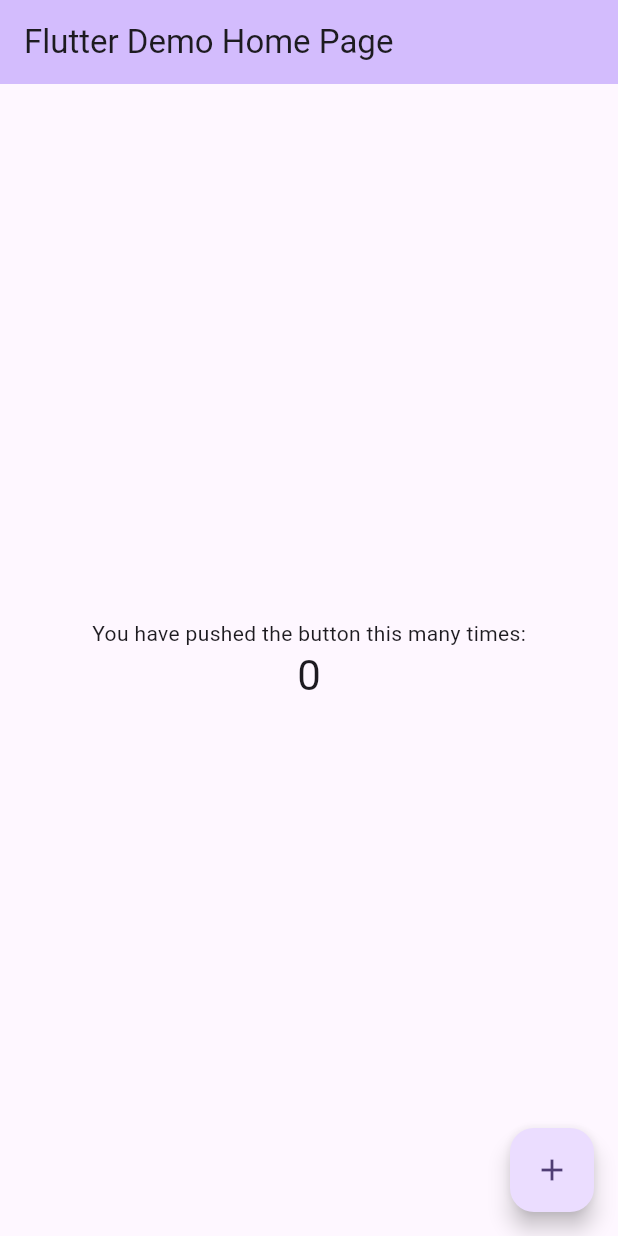
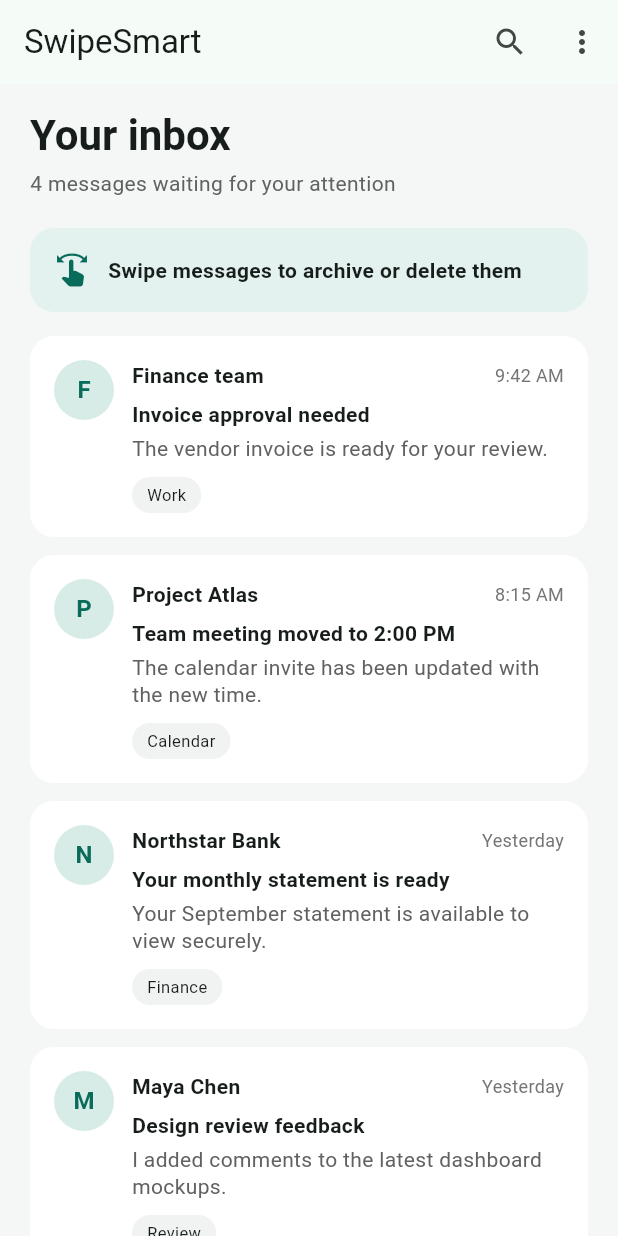
Before and after one commit to david-ac1/SwipeSmart, a Flutter app: the screen it shows after launch, on a phone screen of 412 x 824 dp. Run offline on Flutter 3.47's test engine with Material 3 defaults, Android fonts, the light colour scheme and no system bars.

Commit message:
Build SwipeSmart inbox foundation

```diff
--- a/lib/main.dart
+++ b/lib/main.dart
@@ -7,116 +7,240 @@ void main() {
 class MyApp extends StatelessWidget {
   const MyApp({super.key});
 
-  // This widget is the root of your application.
   @override
   Widget build(BuildContext context) {
     return MaterialApp(
-      title: 'Flutter Demo',
+      title: 'SwipeSmart',
       theme: ThemeData(
-        // This is the theme of your application.
-        //
-        // TRY THIS: Try running your application with "flutter run". You'll see
-        // the application has a purple toolbar. Then, without quitting the app,
-        // try changing the seedColor in the colorScheme below to Colors.green
-        // and then invoke "hot reload" (save your changes or press the "hot
-        // reload" button in a Flutter-supported IDE, or press "r" if you used
-        // the command line to start the app).
-        //
-        // Notice that the counter didn't reset back to zero; the application
-        // state is not lost during the reload. To reset the state, use hot
-        // restart instead.
-        //
-        // This works for code too, not just values: Most code changes can be
-        // tested with just a hot reload.
-        colorScheme: .fromSeed(seedColor: Colors.deepPurple),
+        colorScheme: ColorScheme.fromSeed(
+          seedColor: const Color(0xFF176B5B),
+          brightness: Brightness.light,
+        ),
+        scaffoldBackgroundColor: const Color(0xFFF5F7F6),
+        useMaterial3: true,
       ),
-      home: const MyHomePage(title: 'Flutter Demo Home Page'),
+      home: const InboxPage(),
     );
   }
 }
 
-class MyHomePage extends StatefulWidget {
-  const MyHomePage({super.key, required this.title});
+class InboxMessage {
+  const InboxMessage({
+    required this.id,
+    required this.sender,
+    required this.subject,
+    required this.preview,
+    required this.time,
+    required this.category,
+  });
 
-  // This widget is the home page of your application. It is stateful, meaning
-  // that it has a State object (defined below) that contains fields that affect
-  // how it looks.
-
-  // This class is the configuration for the state. It holds the values (in this
-  // case the title) provided by the parent (in this case the App widget) and
-  // used by the build method of the State. Fields in a Widget subclass are
-  // always marked "final".
-
-  final String title;
-
-  @override
-  State<MyHomePage> createState() => _MyHomePageState();
+  final String id;
+  final String sender;
+  final String subject;
+  final String preview;
+  final String time;
+  final String category;
 }
 
-class _MyHomePageState extends State<MyHomePage> {
-  int _counter = 0;
+const inboxMessages = [
+  InboxMessage(
+    id: 'invoice',
+    sender: 'Finance team',
+    subject: 'Invoice approval needed',
+    preview: 'The vendor invoice is ready for your review.',
+    time: '9:42 AM',
+    category: 'Work',
+  ),
+  InboxMessage(
+    id: 'meeting',
+    sender: 'Project Atlas',
+    subject: 'Team meeting moved to 2:00 PM',
+    preview: 'The calendar invite has been updated with the new time.',
+    time: '8:15 AM',
+    category: 'Calendar',
+  ),
+  InboxMessage(
+    id: 'statement',
+    sender: 'Northstar Bank',
+    subject: 'Your monthly statement is ready',
+    preview: 'Your September statement is available to view securely.',
+    time: 'Yesterday',
+    category: 'Finance',
+  ),
+  InboxMessage(
+    id: 'design',
+    sender: 'Maya Chen',
+    subject: 'Design review feedback',
+    preview: 'I added comments to the latest dashboard mockups.',
+    time: 'Yesterday',
+    category: 'Review',
+  ),
+];
 
-  void _incrementCounter() {
-    setState(() {
-      // This call to setState tells the Flutter framework that something has
-      // changed in this State, which causes it to rerun the build method below
-      // so that the display can reflect the updated values. If we changed
-      // _counter without calling setState(), then the build method would not be
-      // called again, and so nothing would appear to happen.
-      _counter++;
-    });
-  }
+class InboxPage extends StatelessWidget {
+  const InboxPage({super.key});
 
   @override
   Widget build(BuildContext context) {
-    // This method is rerun every time setState is called, for instance as done
-    // by the _incrementCounter method above.
-    //
-    // The Flutter framework has been optimized to make rerunning build methods
-    // fast, so that you can just rebuild anything that needs updating rather
-    // than having to individually change instances of widgets.
     return Scaffold(
       appBar: AppBar(
-        // TRY THIS: Try changing the color here to a specific color (to
-        // Colors.amber, perhaps?) and trigger a hot reload to see the AppBar
-        // change color while the other colors stay the same.
-        backgroundColor: Theme.of(context).colorScheme.inversePrimary,
-        // Here we take the value from the MyHomePage object that was created by
-        // the App.build method, and use it to set our appbar title.
-        title: Text(widget.title),
+        title: const Text('SwipeSmart'),
+        actions: [
+          IconButton(
+            onPressed: () {},
+            tooltip: 'Search inbox',
+            icon: const Icon(Icons.search),
+          ),
+          IconButton(
+            onPressed: () {},
+            tooltip: 'More options',
+            icon: const Icon(Icons.more_vert),
+          ),
+        ],
       ),
-      body: Center(
-        // Center is a layout widget. It takes a single child and positions it
-        // in the middle of the parent.
-        child: Column(
-          // Column is also a layout widget. It takes a list of children and
-          // arranges them vertically. By default, it sizes itself to fit its
-          // children horizontally, and tries to be as tall as its parent.
-          //
-          // Column has various properties to control how it sizes itself and
-          // how it positions its children. Here we use mainAxisAlignment to
-          // center the children vertically; the main axis here is the vertical
-          // axis because Columns are vertical (the cross axis would be
-          // horizontal).
-          //
-          // TRY THIS: Invoke "debug painting" (choose the "Toggle Debug Paint"
-          // action in the IDE, or press "p" in the console), to see the
-          // wireframe for each widget.
-          mainAxisAlignment: .center,
+      body: ListView(
+        padding: const EdgeInsets.fromLTRB(20, 16, 20, 32),
+        children: [
+          Text(
+            'Your inbox',
+            style: Theme.of(context).textTheme.headlineMedium?.copyWith(
+                  fontWeight: FontWeight.w700,
+                ),
+          ),
+          const SizedBox(height: 4),
+          Text(
+            '${inboxMessages.length} messages waiting for your attention',
+            style: Theme.of(context).textTheme.bodyMedium?.copyWith(
+                  color: Colors.grey.shade700,
+                ),
+          ),
+          const SizedBox(height: 20),
+          const _SwipeHint(),
+          const SizedBox(height: 16),
+          for (final message in inboxMessages) ...[
+            _MessageCard(message: message),
+            const SizedBox(height: 12),
+          ],
+        ],
+      ),
+    );
+  }
+}
+
+class _SwipeHint extends StatelessWidget {
+  const _SwipeHint();
+
+  @override
+  Widget build(BuildContext context) {
+    return Container(
+      padding: const EdgeInsets.all(16),
+      decoration: BoxDecoration(
+        color: const Color(0xFFE3F2EE),
+        borderRadius: BorderRadius.circular(16),
+      ),
+      child: Row(
+        children: [
+          Icon(Icons.swipe, color: Theme.of(context).colorScheme.primary),
+          const SizedBox(width: 12),
+          Expanded(
+            child: Text(
+              'Swipe messages to archive or delete them',
+              style: TextStyle(
+                color: Theme.of(context).colorScheme.onSurface,
+                fontWeight: FontWeight.w600,
+              ),
+            ),
+          ),
+        ],
+      ),
+    );
+  }
+}
+
+class _MessageCard extends StatelessWidget {
+  const _MessageCard({required this.message});
+
+  final InboxMessage message;
+
+  @override
+  Widget build(BuildContext context) {
+    return Card(
+      margin: EdgeInsets.zero,
+      elevation: 0,
+      color: Colors.white,
+      shape: RoundedRectangleBorder(borderRadius: BorderRadius.circular(16)),
+      child: Padding(
+        padding: const EdgeInsets.all(16),
+        child: Row(
+          crossAxisAlignment: CrossAxisAlignment.start,
           children: [
-            const Text('You have pushed the button this many times:'),
-            Text(
-              '$_counter',
-              style: Theme.of(context).textTheme.headlineMedium,
+            CircleAvatar(
+              backgroundColor: const Color(0xFFD8ECE7),
+              child: Text(
+                message.sender.substring(0, 1),
+                style: TextStyle(
+                  color: Theme.of(context).colorScheme.primary,
+                  fontWeight: FontWeight.w700,
+                ),
+              ),
+            ),
+            const SizedBox(width: 12),
+            Expanded(
+              child: Column(
+                crossAxisAlignment: CrossAxisAlignment.start,
+                children: [
+                  Row(
+                    children: [
+                      Expanded(
+                        child: Text(
+                          message.sender,
+                          style: const TextStyle(fontWeight: FontWeight.w700),
+                        ),
+                      ),
+                      Text(
+                        message.time,
+                        style: TextStyle(
+                          color: Colors.grey.shade600,
+                          fontSize: 12,
+                        ),
+                      ),
+                    ],
+                  ),
+                  const SizedBox(height: 6),
+                  Text(
+                    message.subject,
+                    style: const TextStyle(fontWeight: FontWeight.w600),
+                  ),
+                  const SizedBox(height: 4),
+                  Text(
+                    message.preview,
+                    maxLines: 2,
+                    overflow: TextOverflow.ellipsis,
+                    style: TextStyle(color: Colors.grey.shade700, height: 1.3),
+                  ),
+                  const SizedBox(height: 10),
+                  DecoratedBox(
+                    decoration: BoxDecoration(
+                      color: const Color(0xFFF0F3F2),
+                      borderRadius: BorderRadius.circular(20),
+                    ),
+                    child: Padding(
+                      padding: const EdgeInsets.symmetric(
+                        horizontal: 10,
+                        vertical: 4,
+                      ),
+                      child: Text(
+                        message.category,
+                        style: const TextStyle(fontSize: 11),
+                      ),
+                    ),
+                  ),
+                ],
+              ),
             ),
           ],
         ),
       ),
-      floatingActionButton: FloatingActionButton(
-        onPressed: _incrementCounter,
-        tooltip: 'Increment',
-        child: const Icon(Icons.add),
-      ),
     );
   }
 }
```
Also changed, not shown: 1 other file.
